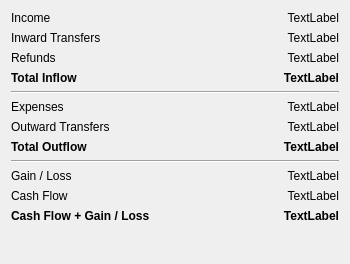
Before: the Qt Designer form src/views/ui_files/reports/cash_flow_overall_report.ui in JakubFranek/Kapytal, drawn with Qt 5.
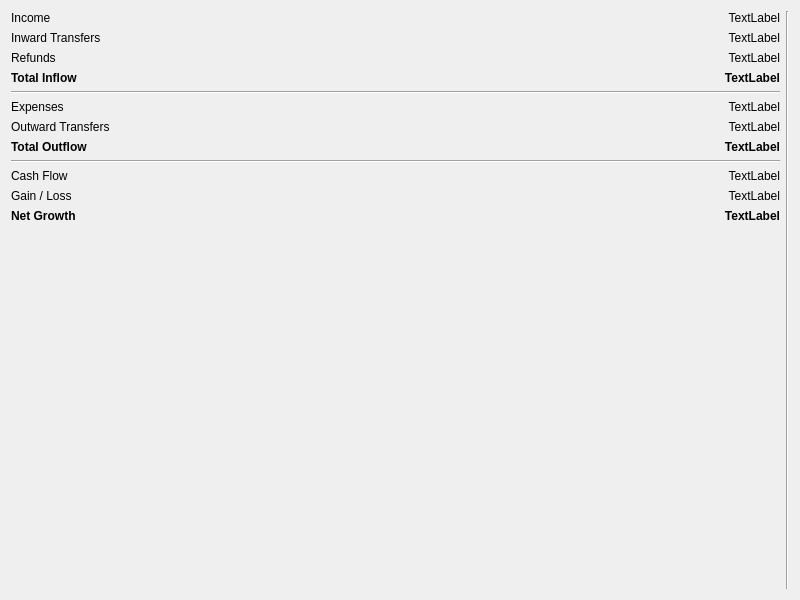
After: the same form once the commit is applied.

Commit message:
Add more Cash Flow report functionality
Add Cash Flow Overall Report bar chart.
Add Cash Flow Periodic Report widget and table model.
Rename ChartWidget to LineChart Widget.
Handle SecurityTransactions when calculating CashFlowStats.
Add monthly, annual and average CashFlowStats calculation functions.
Revert outflow CashFlowStats attributes to positive values.
Implement CashAmount division by int or Decimal.
Separate Canvas class into separate module.

```diff
--- a/src/views/ui_files/reports/cash_flow_overall_report.ui
+++ b/src/views/ui_files/reports/cash_flow_overall_report.ui
@@ -9,8 +9,8 @@
    <rect>
     <x>0</x>
     <y>0</y>
-    <width>350</width>
-    <height>264</height>
+    <width>800</width>
+    <height>600</height>
    </rect>
   </property>
   <property name="windowTitle">
@@ -194,40 +194,6 @@
      <item>
       <layout class="QFormLayout" name="gainLossFormLayout">
        <item row="0" column="0">
-        <widget class="QLabel" name="gainLossLabel">
-         <property name="font">
-          <font>
-           <bold>false</bold>
-           <underline>false</underline>
-          </font>
-         </property>
-         <property name="toolTip">
-          <string>&lt;html&gt;&lt;head/&gt;&lt;body&gt;&lt;p&gt;Gain / Loss consists of the Currency exchange rate and Security price fluctuations.&lt;/p&gt;&lt;/body&gt;&lt;/html&gt;</string>
-         </property>
-         <property name="text">
-          <string>Gain / Loss</string>
-         </property>
-         <property name="textFormat">
-          <enum>Qt::AutoText</enum>
-         </property>
-        </widget>
-       </item>
-       <item row="0" column="1">
-        <widget class="QLabel" name="gainLossAmountLabel">
-         <property name="font">
-          <font>
-           <bold>false</bold>
-          </font>
-         </property>
-         <property name="text">
-          <string>TextLabel</string>
-         </property>
-         <property name="alignment">
-          <set>Qt::AlignRight|Qt::AlignTrailing|Qt::AlignVCenter</set>
-         </property>
-        </widget>
-       </item>
-       <item row="1" column="0">
         <widget class="QLabel" name="cashFlowLabel">
          <property name="font">
           <font>
@@ -246,7 +212,7 @@
          </property>
         </widget>
        </item>
-       <item row="1" column="1">
+       <item row="0" column="1">
         <widget class="QLabel" name="cashFlowAmountLabel">
          <property name="font">
           <font>
@@ -261,6 +227,40 @@
          </property>
         </widget>
        </item>
+       <item row="1" column="0">
+        <widget class="QLabel" name="gainLossLabel">
+         <property name="font">
+          <font>
+           <bold>false</bold>
+           <underline>false</underline>
+          </font>
+         </property>
+         <property name="toolTip">
+          <string>&lt;html&gt;&lt;head/&gt;&lt;body&gt;&lt;p&gt;Gain / Loss consists of the Currency exchange rate and Security price fluctuations.&lt;/p&gt;&lt;/body&gt;&lt;/html&gt;</string>
+         </property>
+         <property name="text">
+          <string>Gain / Loss</string>
+         </property>
+         <property name="textFormat">
+          <enum>Qt::AutoText</enum>
+         </property>
+        </widget>
+       </item>
+       <item row="1" column="1">
+        <widget class="QLabel" name="gainLossAmountLabel">
+         <property name="font">
+          <font>
+           <bold>false</bold>
+          </font>
+         </property>
+         <property name="text">
+          <string>TextLabel</string>
+         </property>
+         <property name="alignment">
+          <set>Qt::AlignRight|Qt::AlignTrailing|Qt::AlignVCenter</set>
+         </property>
+        </widget>
+       </item>
        <item row="2" column="0">
         <widget class="QLabel" name="cashFlowGainLossLabel">
          <property name="font">
@@ -269,7 +269,7 @@
           </font>
          </property>
          <property name="text">
-          <string>Cash Flow + Gain / Loss</string>
+          <string>Net Growth</string>
          </property>
         </widget>
        </item>
@@ -305,6 +305,13 @@
      </item>
     </layout>
    </item>
+   <item>
+    <widget class="Line" name="line">
+     <property name="orientation">
+      <enum>Qt::Vertical</enum>
+     </property>
+    </widget>
+   </item>
   </layout>
  </widget>
  <resources/>
```
Left out of the diff: 4 changed lines with no effect on the pictures. The commit also changes 18 other files.
